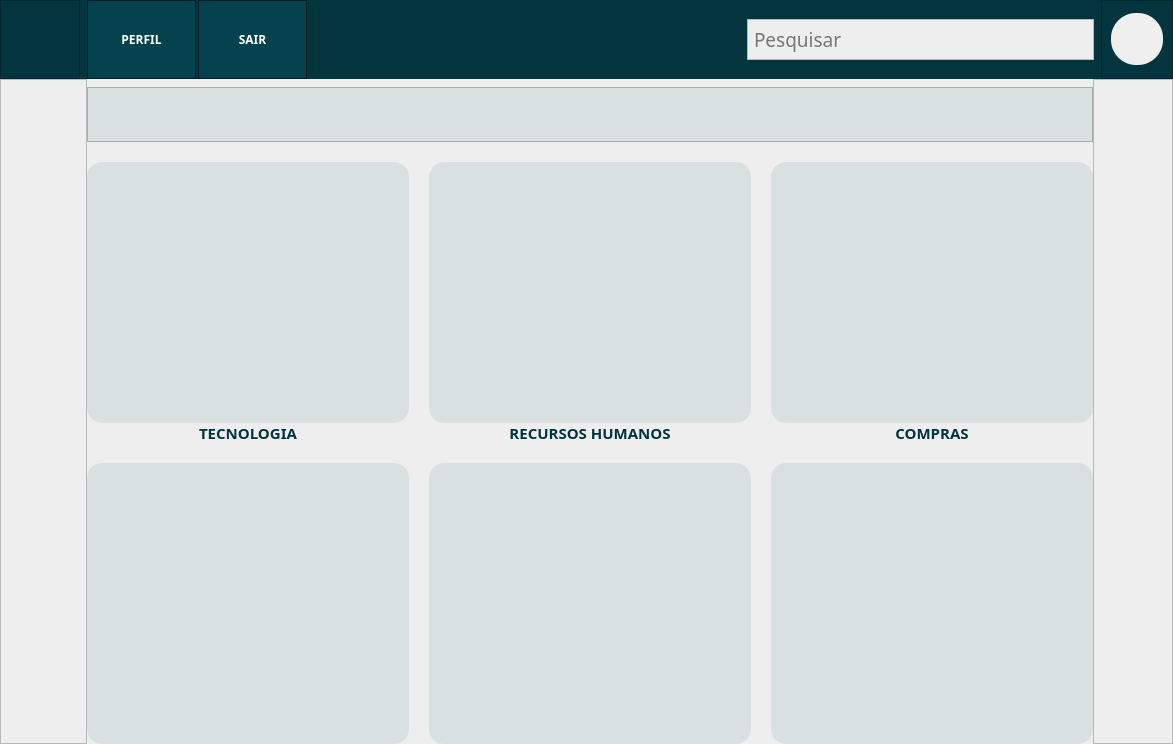
First picture: the form in layout/Home.ui, repository Sidehenrique/SIS-Sicoob, before the edit.
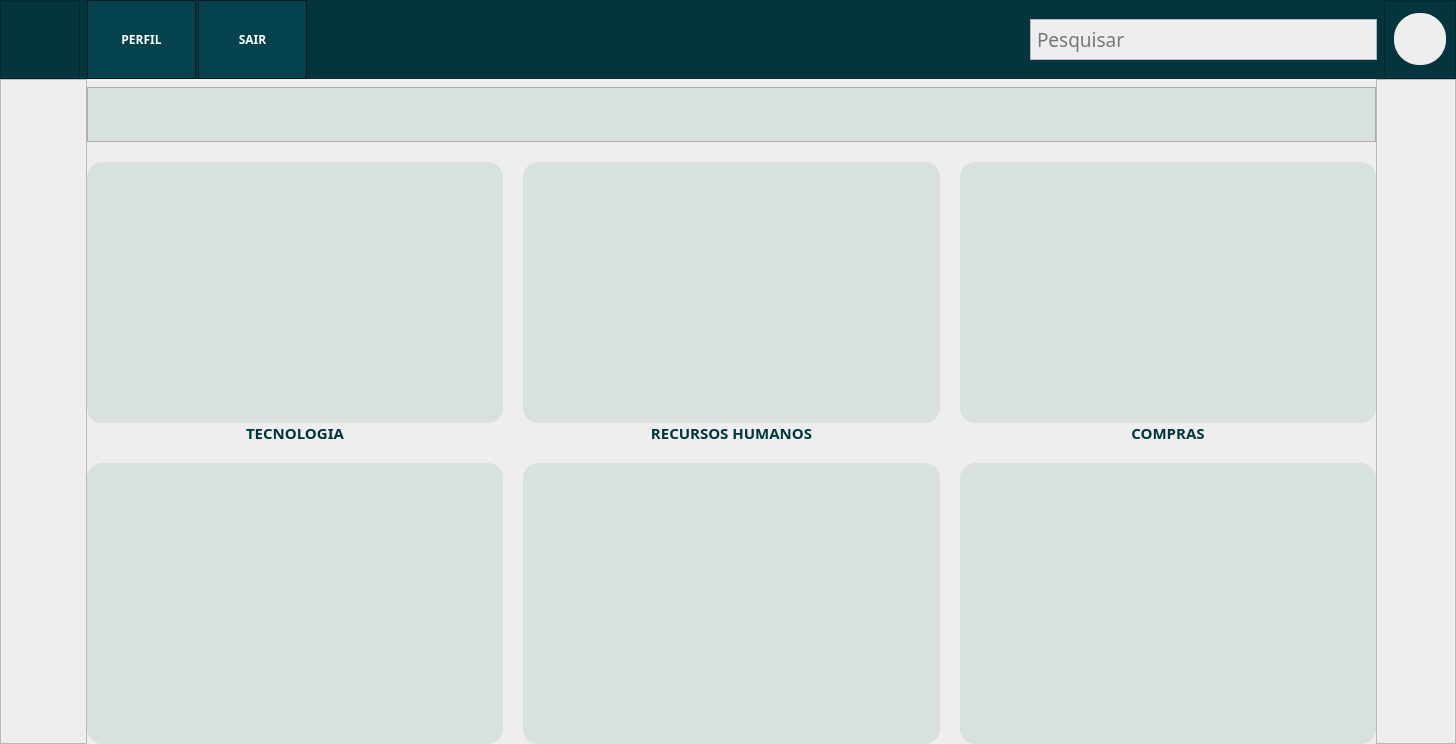
Second picture: the form after the edit. Icons and pictures are not drawn.

Patch:
```diff
--- a/layout/Home.ui
+++ b/layout/Home.ui
@@ -6,7 +6,7 @@
    <rect>
     <x>0</x>
     <y>0</y>
-    <width>1173</width>
+    <width>1456</width>
     <height>744</height>
    </rect>
   </property>
```
